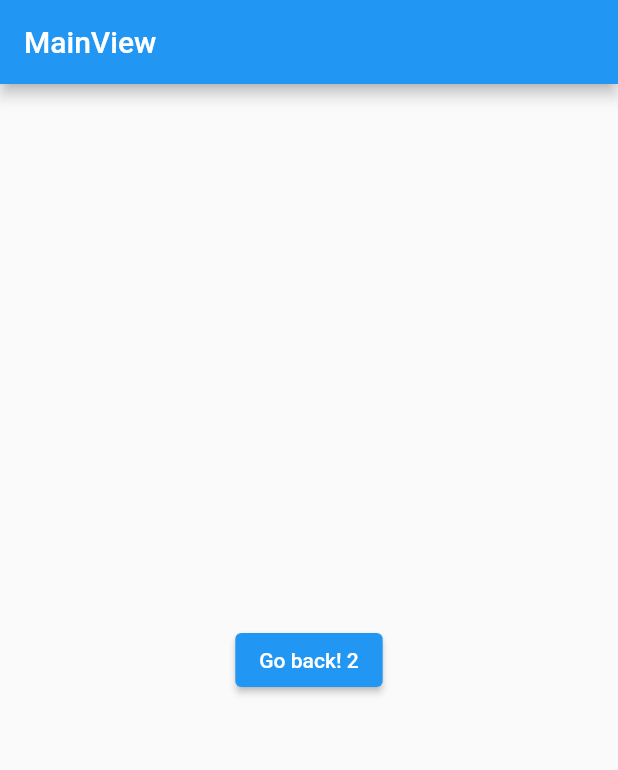
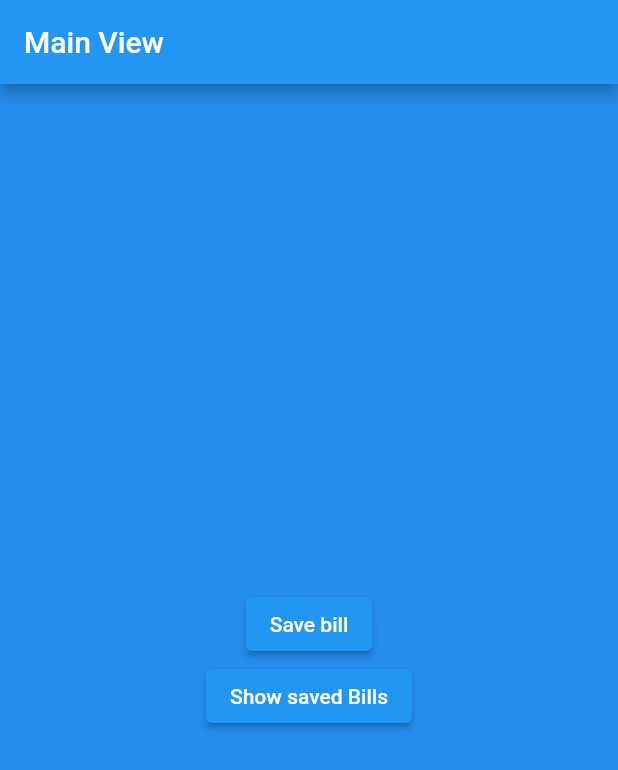
Before and after one commit to Jose-Bustamante/photo_bill, a Flutter app: the screen it shows after launch, on a phone screen of 412 x 824 dp. Shown: the top 770 px of the screen. Run offline on Flutter 3.47's test engine with Material 2 defaults, Android fonts, the phone set to English and light mode, and no system bars.

Commit message:
main navigation

```diff
--- a/lib/main.dart
+++ b/lib/main.dart
@@ -3,6 +3,7 @@ import 'package:kactus_photo_bill/views/camera_view.dart';
 import 'package:kactus_photo_bill/views/login_view.dart';
 import 'package:kactus_photo_bill/views/main_view.dart';
 import 'package:kactus_photo_bill/views/save_bill_view.dart';
+import 'package:kactus_photo_bill/views/saved_bills_view.dart';
 
 void main() {
   runApp(MyApp());
@@ -29,10 +30,11 @@ class MyApp extends StatelessWidget {
       // home: MyHomePage(title: 'Flutter Demo Home Page'),
       initialRoute: '/',
       routes: {
-        '/': (context) => MainView(),
-        'login': (context) => LoginView(),
-        'save': (context) => SaveBillView(),
-        'camera': (context) => CameraView(),
+        '/': (context) => const MainView(),
+        'login': (context) => const LoginView(),
+        'save': (context) => const SaveBillView(),
+        'camera': (context) => const CameraView(),
+        'bills': (context) => const SavedBillsView(),
       },
     );
   }
--- a/lib/views/main_view.dart
+++ b/lib/views/main_view.dart
@@ -6,17 +6,28 @@ class MainView extends StatelessWidget {
   @override
   Widget build(BuildContext context) {
     return Scaffold(
-      appBar: AppBar(
-        title: const Text('MainView'),
-      ),
-      body: Center(
-        child: ElevatedButton(
-          onPressed: () {
-            // Navigate back to first screen when tapped.
-          },
-          child: const Text('Go back! 2'),
+        appBar: AppBar(
+          title: const Text('Main View'),
         ),
-      ),
-    );
+        body: Container(
+          alignment: Alignment.center,
+          color: Color(0xff258DED),
+          child: Row(
+            mainAxisAlignment: MainAxisAlignment.center,
+            children: <Widget>[
+              Column(
+                mainAxisAlignment: MainAxisAlignment.center,
+                children: <Widget>[
+                  ElevatedButton(
+                      onPressed: () => Navigator.pushNamed(context, 'camera'),
+                      child: Text('Save bill')),
+                  ElevatedButton(
+                      onPressed: () => Navigator.pushNamed(context, 'bills'),
+                      child: Text('Show saved Bills'))
+                ],
+              )
+            ],
+          ),
+        ));
   }
 }
--- /dev/null
+++ b/lib/views/saved_bills_view.dart
@@ -0,0 +1,20 @@
+import 'package:flutter/material.dart';
+
+class SavedBillsView extends StatelessWidget {
+  const SavedBillsView({Key? key}) : super(key: key);
+
+  @override
+  Widget build(BuildContext context) {
+    return Scaffold(
+      appBar: AppBar(
+        title: const Text('SavedBillsView'),
+      ),
+      body: Center(
+        child: ElevatedButton(
+          onPressed: () => Navigator.pop(context),
+          child: const Text('Go back!'),
+        ),
+      ),
+    );
+  }
+}
```
